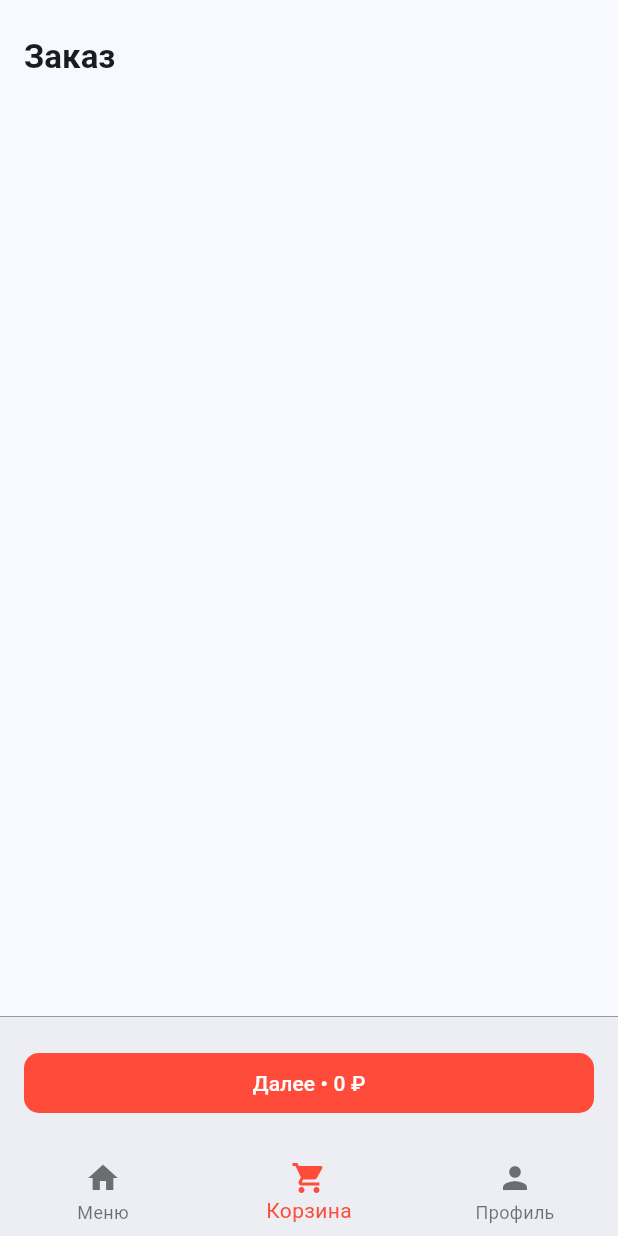
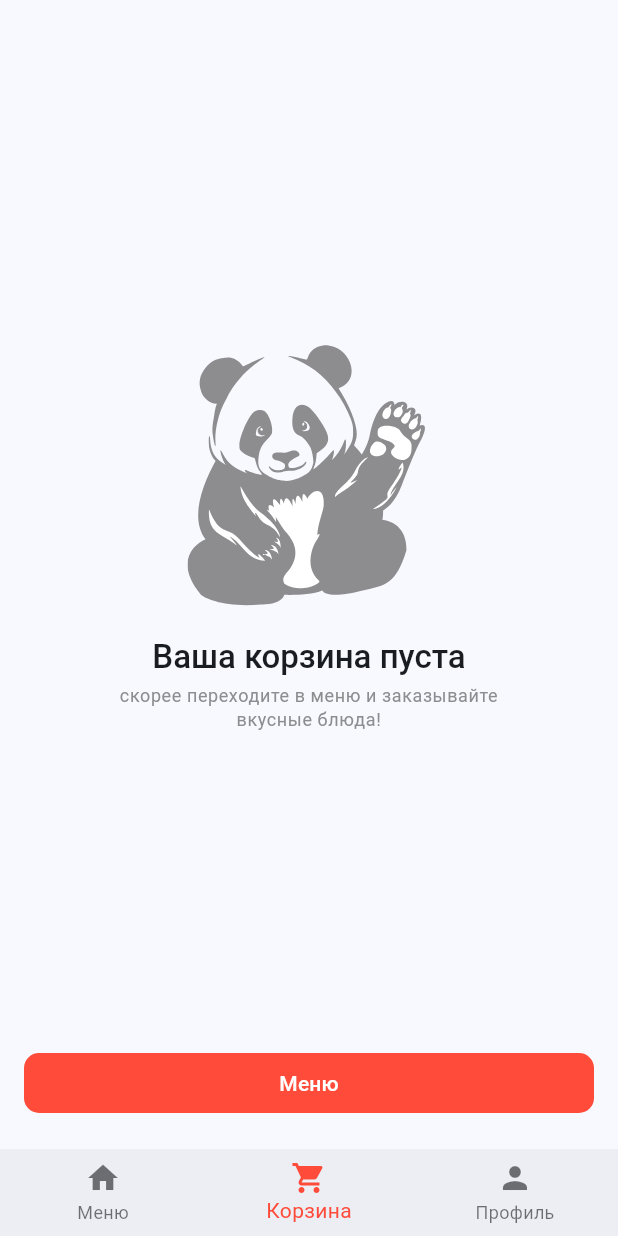
Before and after one commit to toastmanager/peak_it_2024_app, a Flutter app: the CartPage screen opened by its route, on a phone screen of 412 x 824 dp. Run offline on Flutter 3.47's test engine with Material 3 defaults, Android fonts, the light colour scheme and no system bars; our stand-ins replace auto_route, bloc, cached_network_image, dio, equatable, flutter_bloc and 11 more; missing offline and left inert: widgetbook, widgetbook_annotation; accounts and stored records are empty; generated files the repository leaves out were written again; network calls fail; Roboto replaces fonts that are missing (SFProRounded).

Commit message:
style(food): add screen for empty cart

```diff
--- a/lib/features/food/presentation/pages/cart_page.dart
+++ b/lib/features/food/presentation/pages/cart_page.dart
@@ -1,6 +1,8 @@
 import 'package:auto_route/auto_route.dart';
 import 'package:flutter/material.dart';
 import 'package:flutter_bloc/flutter_bloc.dart';
+import 'package:flutter_svg/flutter_svg.dart';
+import 'package:peak_it_2024_app/core/components/expanded_horizontal.dart';
 import 'package:peak_it_2024_app/features/food/domain/blocs/cart/cart_bloc.dart';
 import 'package:peak_it_2024_app/features/food/domain/utils/food_utils.dart';
 import 'package:peak_it_2024_app/features/food/presentation/widgets/cart_item.dart';
@@ -11,11 +13,48 @@ class CartPage extends StatelessWidget {
 
   @override
   Widget build(BuildContext context) {
+    return BlocBuilder<CartBloc, CartState>(
+      builder: (context, state) {
+        if (state is CartUpdated && state.cart.isEmpty) {
+          return Padding(
+            padding: const EdgeInsets.symmetric(vertical: 20, horizontal: 16),
+            child: Column(
+              crossAxisAlignment: CrossAxisAlignment.center,
+              children: [
+                const Spacer(),
+                SvgPicture.asset('assets/images/waving_panda.svg'),
+                const SizedBox(height: 20),
+                Text(
+                  'Ваша корзина пуста',
+                  style: Theme.of(context)
+                      .textTheme
+                      .titleLarge
+                      ?.copyWith(fontWeight: FontWeight.w500),
+                ),
+                const SizedBox(
+                  height: 4,
+                ),
+                Text(
+                  'скорее переходите в меню и заказывайте\nвкусные блюда!',
+                  textAlign: TextAlign.center,
+                  style: Theme.of(context).textTheme.bodySmall?.copyWith(
+                      color: Theme.of(context).colorScheme.onSurfaceVariant),
+                ),
+                const Spacer(),
+                ExpandedHorizontally(
+                    child: FilledButton(
+                        onPressed: () => AutoTabsRouter.of(context).setActiveIndex(0),
+                        child: const Text('Меню')))
+              ],
+            ),
+          );
+        }
         return Column(
           children: [
             Expanded(
               child: SingleChildScrollView(
-            padding: const EdgeInsets.symmetric(horizontal: 16, vertical: 24),
+                padding:
+                    const EdgeInsets.symmetric(horizontal: 16, vertical: 24),
                 child: Column(
                   crossAxisAlignment: CrossAxisAlignment.start,
                   children: [
@@ -37,9 +76,11 @@ class CartPage extends StatelessWidget {
                                 final entity = cart[id]!.entity;
                                 return CartItem(
                                     key: Key('${entity.id}'),
-                                entity: entity, quantity: cart[id]!.quantity);
+                                    entity: entity,
+                                    quantity: cart[id]!.quantity);
                               },
-                          separatorBuilder: (context, index) => const Divider(),
+                              separatorBuilder: (context, index) =>
+                                  const Divider(),
                               itemCount: cart.length);
                         }
                         return const Text('Unexpected error');
@@ -71,5 +112,7 @@ class CartPage extends StatelessWidget {
             )
           ],
         );
+      },
+    );
   }
 }
--- a/lib/features/food/presentation/widgets/cart_item.dart
+++ b/lib/features/food/presentation/widgets/cart_item.dart
@@ -19,7 +19,9 @@ class CartItem extends StatelessWidget {
         crossAxisAlignment: CrossAxisAlignment.center,
         children: [
           Expanded(
+            flex: 2,
             child: Row(
+              mainAxisSize: MainAxisSize.max,
               mainAxisAlignment: MainAxisAlignment.start,
               crossAxisAlignment: CrossAxisAlignment.center,
               children: [
```
Also changed, not shown: assets/images/waving_panda.svg (added). Lines whose indentation alone changed are shown as unchanged.
